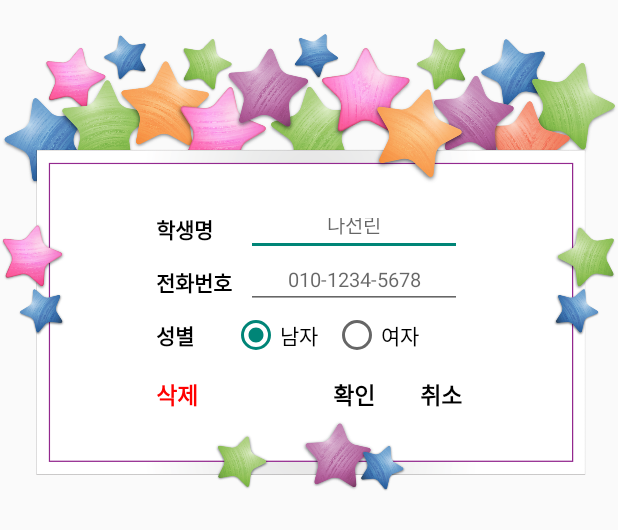
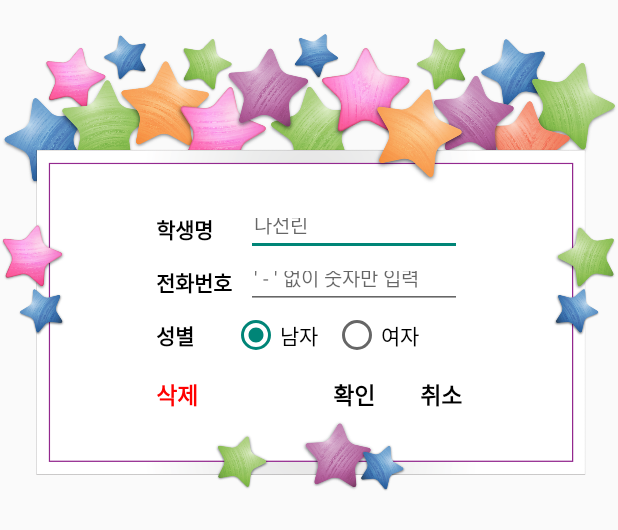
Before and after one commit to haechilim/FindAMate, an Android app: the layout activity_popup_student_setting.xml on its own in the app's theme, with its tools: preview values and no code run, on a phone screen of 412 x 824 dp. Shown: the top 530 px of the screen. Run offline under Robolectric (Android 15) with nearby library versions, the phone set to English and light mode, and no system bars.

Commit message:
로그인 화면 이미지 중앙 정렬 텍스트 왼쪽 정렬 전화번호 입력형식 변경

```diff
--- a/app/src/main/java/com/example/findamate/activity/PopupStudentSettingActivity.java
+++ b/app/src/main/java/com/example/findamate/activity/PopupStudentSettingActivity.java
@@ -102,7 +102,7 @@ public class PopupStudentSettingActivity extends Activity {
             return false;
         }
 
-        if(!Pattern.matches("^\\d{3}-\\d{3,4}-\\d{4}$", phoneNumber)) {
+        if(!Pattern.matches("^\\d{10,11}$", phoneNumber)) {
             Util.toast(this, "올바른 전화번호 형식이 아닙니다.", true);
             return false;
         }
--- a/app/src/main/res/layout/activity_login.xml
+++ b/app/src/main/res/layout/activity_login.xml
@@ -12,10 +12,10 @@
         android:layout_width="match_parent"
         android:layout_height="wrap_content"
         android:orientation="vertical"
-        android:visibility="invisible">
+        android:visibility="visible">
 
         <ImageView
-            android:layout_width="wrap_content"
+            android:layout_width="match_parent"
             android:layout_height="150dp"
             app:srcCompat="@drawable/logo" />
 
--- a/app/src/main/res/layout/activity_popup_class_setting.xml
+++ b/app/src/main/res/layout/activity_popup_class_setting.xml
@@ -48,10 +48,10 @@
                     android:layout_width="0dp"
                     android:layout_height="match_parent"
                     android:layout_weight="6"
-                    android:gravity="center"
                     android:hint="선린고등학교"
                     android:inputType="textPersonName"
                     android:maxLength="10"
+                    android:paddingLeft="5dp"
                     android:textSize="13sp" />
             </LinearLayout>
 
@@ -74,10 +74,10 @@
                     android:layout_width="0dp"
                     android:layout_height="match_parent"
                     android:layout_weight="6"
-                    android:gravity="center"
                     android:hint="1"
                     android:inputType="textPersonName"
                     android:maxLength="5"
+                    android:paddingLeft="5dp"
                     android:textSize="13sp" />
             </LinearLayout>
 
@@ -100,10 +100,10 @@
                     android:layout_width="0dp"
                     android:layout_height="match_parent"
                     android:layout_weight="6"
-                    android:gravity="center"
                     android:hint="3"
                     android:inputType="textPersonName"
                     android:maxLength="5"
+                    android:paddingLeft="5dp"
                     android:textSize="13sp" />
             </LinearLayout>
 
--- a/app/src/main/res/layout/activity_popup_student_setting.xml
+++ b/app/src/main/res/layout/activity_popup_student_setting.xml
@@ -48,10 +48,10 @@
                     android:layout_width="0dp"
                     android:layout_height="match_parent"
                     android:layout_weight="6"
-                    android:gravity="center"
                     android:hint="나선린"
                     android:inputType="textPersonName"
                     android:maxLength="5"
+                    android:paddingLeft="5dp"
                     android:textSize="13sp" />
 
             </LinearLayout>
@@ -75,10 +75,10 @@
                     android:layout_width="0dp"
                     android:layout_height="match_parent"
                     android:layout_weight="6"
-                    android:gravity="center"
-                    android:hint="010-1234-5678"
+                    android:hint="' - ' 없이 숫자만 입력"
                     android:inputType="phone"
                     android:maxLength="15"
+                    android:paddingLeft="5dp"
                     android:textSize="13sp" />
             </LinearLayout>
 
--- a/app/src/main/res/layout/activity_signup.xml
+++ b/app/src/main/res/layout/activity_signup.xml
@@ -12,7 +12,7 @@
 
     <ImageView
         android:id="@+id/imageView"
-        android:layout_width="wrap_content"
+        android:layout_width="match_parent"
         android:layout_height="200dp"
         app:srcCompat="@drawable/logo" />
 
```
